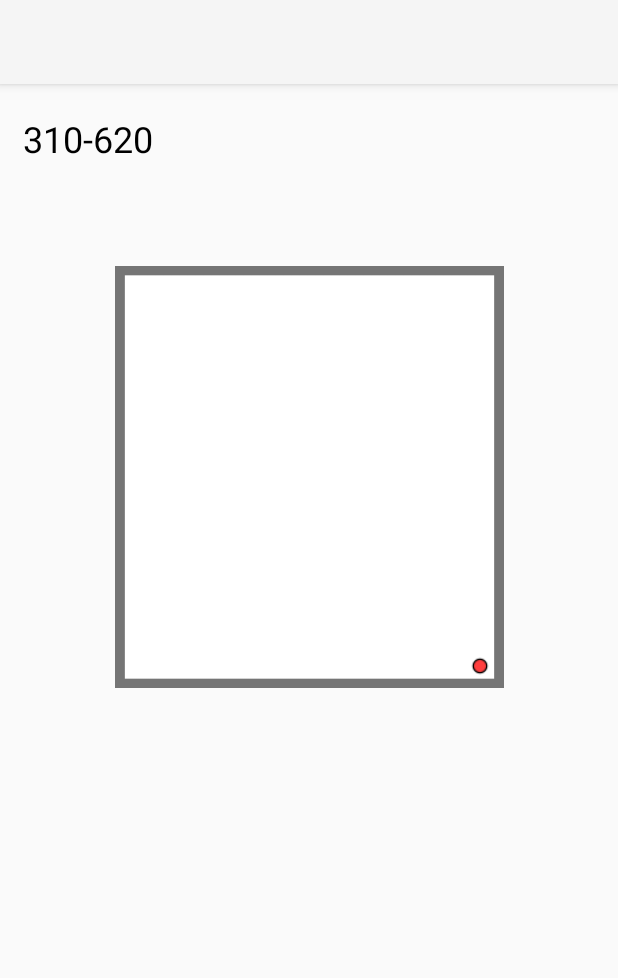
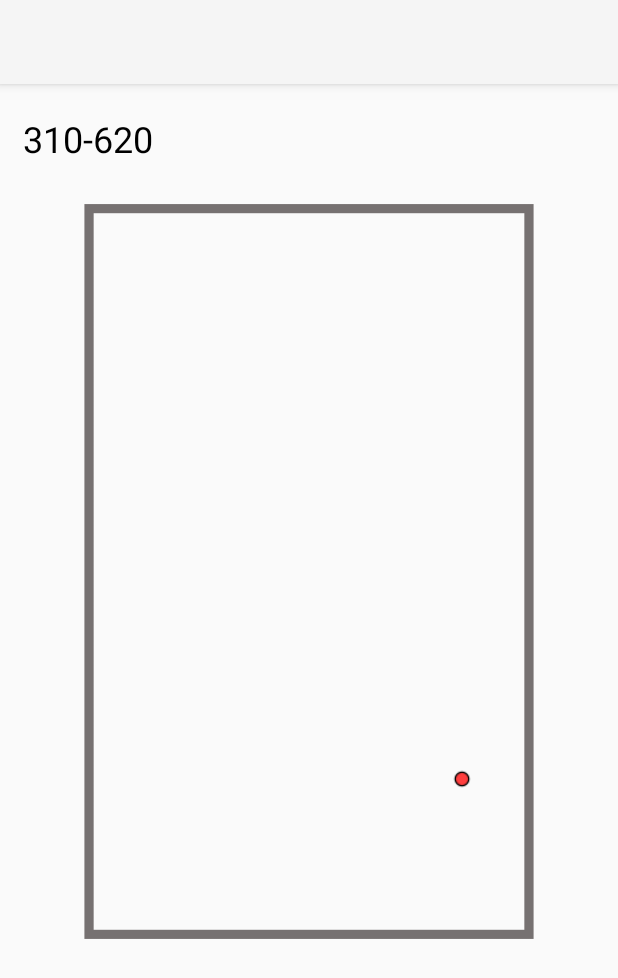
Before and after one commit to jycforest29/iot-map-inside, an Android app: the screen it shows after launch (MainActivity), on a phone screen of 412 x 824 dp. Shown: the top 978 px of the screen. Run offline under Robolectric (Android 15) with nearby library versions, the phone set to English and light mode, and no system bars.

Commit message:
Add repetition

```diff
--- a/IndoorLocalization/app/src/main/java/com/example/indoorlocalization/MainActivity.java
+++ b/IndoorLocalization/app/src/main/java/com/example/indoorlocalization/MainActivity.java
@@ -1,14 +1,88 @@
 package com.example.indoorlocalization;
 
+import androidx.annotation.NonNull;
 import androidx.appcompat.app.AppCompatActivity;
+import androidx.constraintlayout.widget.ConstraintLayout;
 
+import android.content.res.Resources;
 import android.os.Bundle;
+import android.os.Handler;
+import android.os.Message;
+import android.util.Log;
+import android.widget.ImageView;
+
+import java.util.Timer;
+import java.util.TimerTask;
 
 public class MainActivity extends AppCompatActivity {
+    private final static int roomWidth = 782;
+    private final static int roomHeight = 1259;
+    private final static int originX = -65;
+    private final static int originY = 245;
+
+    private int initialBotMargin;
+    private int initialRightMargin;
+    private int curX;
+    private int curY;
+
+    ImageView room;
+    ImageView locationPointer;
+
 
     @Override
     protected void onCreate(Bundle savedInstanceState) {
         super.onCreate(savedInstanceState);
         setContentView(R.layout.activity_main);
+
+        room = findViewById(R.id.room);
+        locationPointer = findViewById(R.id.location_pointer);
+
+        setInitialPos();
+
+
+        // 반복하기 위해 timer 생성
+        Timer timer = new Timer();
+
+        TimerTask TT = new TimerTask() {
+            @Override
+            public void run() {
+                curX -= 20;
+                curY += 5;
+                Message msg = handler.obtainMessage();
+                handler.sendMessage(msg);
+            }
+        };
+
+        timer.schedule(TT, 1000, 1000);
+//        timer.cancel();
     }
+
+    private void setInitialPos() {
+        ConstraintLayout.LayoutParams newLayoutParams = (ConstraintLayout.LayoutParams) locationPointer.getLayoutParams();
+
+        Resources res = getResources();
+        newLayoutParams.bottomMargin = (int)(res.getDimension(R.dimen.room_height) * ((float)originY / roomHeight));
+        newLayoutParams.rightMargin = -(int)(res.getDimension(R.dimen.room_width) * ((float)originX / roomWidth));
+        initialBotMargin = newLayoutParams.bottomMargin;
+        initialRightMargin = newLayoutParams.rightMargin;
+        locationPointer.setLayoutParams(newLayoutParams);
+        curX = 0;
+        curY = 0;
+    }
+
+    private void setPos(int x, int y) {
+        ConstraintLayout.LayoutParams newLayoutParams = (ConstraintLayout.LayoutParams) locationPointer.getLayoutParams();
+        Resources res = getResources();
+        newLayoutParams.bottomMargin = initialBotMargin + (int)(res.getDimension(R.dimen.room_height) * ((float)y / roomHeight));
+        newLayoutParams.rightMargin = initialRightMargin - (int)(res.getDimension(R.dimen.room_width) * ((float)x / roomWidth));
+        locationPointer.setLayoutParams(newLayoutParams);
+    }
+
+    // 에러를 방지하기 위해 Handler 선언
+    final Handler handler = new Handler() {
+        @Override
+        public void handleMessage(@NonNull Message msg) {
+            setPos(curX, curY);
+        }
+    };
 }
--- a/IndoorLocalization/app/src/main/res/layout/activity_main.xml
+++ b/IndoorLocalization/app/src/main/res/layout/activity_main.xml
@@ -19,10 +19,10 @@
         app:layout_constraintTop_toTopOf="parent" />
 
     <ImageView
-        android:id="@+id/imageView"
-        android:layout_width="259dp"
-        android:layout_height="284dp"
-        android:layout_marginTop="120dp"
+        android:id="@+id/room"
+        android:layout_width="@dimen/room_width"
+        android:layout_height="@dimen/room_height"
+        android:layout_marginTop="80dp"
         app:layout_constraintEnd_toEndOf="parent"
         app:layout_constraintHorizontal_bias="0.5"
         app:layout_constraintStart_toStartOf="parent"
@@ -30,12 +30,11 @@
         app:srcCompat="@drawable/room" />
 
     <ImageView
-        android:id="@+id/pointer"
+        android:id="@+id/location_pointer"
         android:layout_width="16dp"
         android:layout_height="16dp"
-        android:layout_margin="8dp"
-        app:layout_constraintBottom_toBottomOf="@+id/imageView"
-        app:layout_constraintEnd_toEndOf="@+id/imageView"
+        app:layout_constraintBottom_toBottomOf="@+id/room"
+        app:layout_constraintEnd_toEndOf="@+id/room"
         app:srcCompat="@drawable/red_dot" />
 
 </androidx.constraintlayout.widget.ConstraintLayout>
--- /dev/null
+++ b/IndoorLocalization/app/src/main/res/values/dimens.xml
@@ -0,0 +1,5 @@
+<?xml version="1.0" encoding="utf-8"?>
+<resources>
+    <dimen name="room_width">300dp</dimen>
+    <dimen name="room_height">490dp</dimen>
+</resources>
```
Also changed, not shown: IndoorLocalization/app/src/main/res/drawable-mdpi/red_dot_3.png (deleted), IndoorLocalization/app/src/main/res/drawable-mdpi/red_dot_4.png (deleted), IndoorLocalization/app/src/main/res/drawable-nodpi/red_dot5.png (deleted), IndoorLocalization/app/src/main/res/drawable-nodpi/room.png (deleted), IndoorLocalization/app/src/main/res/drawable/room.png (added), IndoorLocalization/app/src/main/res/images/room.png (deleted), 1 other file.
